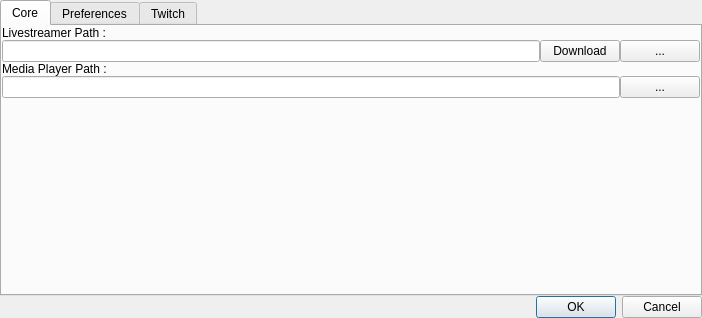
First picture: the form in GUI/options.ui, repository Etheras/LivestreamerQtFront, before the edit.
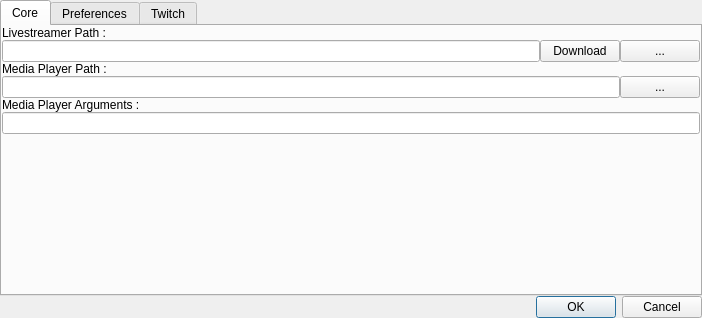
Second picture: the form after the edit.

The edit to the form file:
```diff
--- a/GUI/options.ui
+++ b/GUI/options.ui
@@ -205,6 +205,23 @@
          </layout>
         </widget>
        </item>
+       <item>
+        <widget class="QLabel" name="PlayerArgumentsLabel">
+         <property name="text">
+          <string>Media Player Arguments :</string>
+         </property>
+        </widget>
+       </item>
+       <item>
+        <layout class="QHBoxLayout" name="PlayerArguments">
+         <property name="spacing">
+          <number>0</number>
+         </property>
+         <item>
+          <widget class="QLineEdit" name="PlayerArgumentsText"/>
+         </item>
+        </layout>
+       </item>
        <item>
         <spacer name="Compress_2">
          <property name="orientation">
```
Left out of the diff: 11 changed lines with no effect on the pictures.
